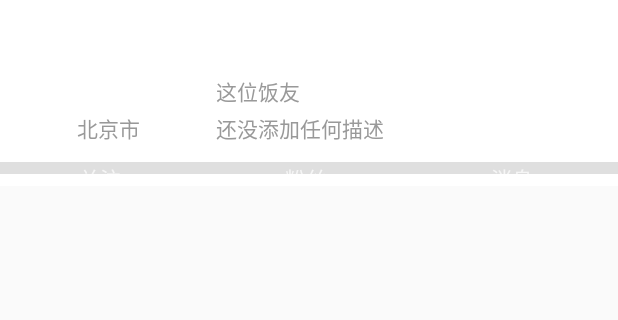
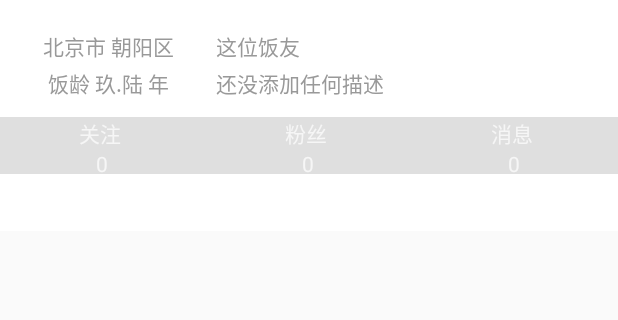
Before and after one commit to kelefun/keleFanfou, an Android app: the layout activity_user_home.xml on its own in the app's theme, with its tools: preview values and no code run, on a phone screen of 412 x 824 dp, the part 318-638 px from its top. Run offline under Robolectric (Android 15) with nearby library versions, the phone set to English and light mode, and no system bars; plain views replace NotScrollViewPager; network calls fail.

Commit message:
update ui

```diff
--- a/app/src/main/java/com/funstill/kelefun/ui/home/HomeLineFragmentChild.java
+++ b/app/src/main/java/com/funstill/kelefun/ui/home/HomeLineFragmentChild.java
@@ -158,7 +158,6 @@ public class HomeLineFragmentChild extends SupportFragment implements SwipeRefre
                     List<Status> statusList = response.body();
                     if (statusList.size() > 0) {
                         data.addAll(statusList);
-                        ToastUtil.showToast(_mActivity, "Fun+ " + statusList.size());
                         mAdapter.notifyDataSetChanged();
                     } else {
                         ToastUtil.showToast(_mActivity, "没有更多了");
@@ -194,7 +193,6 @@ public class HomeLineFragmentChild extends SupportFragment implements SwipeRefre
                             data.clear();
                             data.addAll(statusList);
                             data.addAll(tempList);
-                            ToastUtil.showToast(_mActivity, "Fun+ " + statusList.size());
                         } else {
                             data.addAll(statusList);
                         }
--- a/app/src/main/java/com/funstill/kelefun/util/DateAgo.java
+++ b/app/src/main/java/com/funstill/kelefun/util/DateUtil.java
@@ -12,7 +12,7 @@ import java.util.TimeZone;
  * @since 2017/3/27 15:26
  */
 
-public class DateAgo {
+public class DateUtil {
     private static final long ONE_MINUTE = 60000L;
     private static final long ONE_HOUR = 3600000L;
     private static final long ONE_DAY = 86400000L;
--- a/app/src/main/res/layout/activity_user_home.xml
+++ b/app/src/main/res/layout/activity_user_home.xml
@@ -62,7 +62,7 @@
                             android:gravity="center"
                             android:layout_marginStart="@dimen/base_dimen_24dp"
                             android:layout_marginBottom="@dimen/base_dimen_12dp"
-                            android:orientation="horizontal">
+                            android:orientation="vertical">
                             <TextView
                                 android:id="@+id/user_location"
                                 android:layout_width="@dimen/userhome_avatar_length_large"
@@ -71,7 +71,18 @@
                                 android:ellipsize="end"
                                 android:gravity="center"
                                 android:lines="1"
-                                android:text="北京市"
+                                android:text="北京市 朝阳区"
+                                android:textColor="@color/grey" />
+                            <TextView
+                                android:id="@+id/user_reg_date"
+                                android:layout_width="@dimen/userhome_avatar_length_large"
+                                android:layout_height="wrap_content"
+                                android:layout_gravity="bottom"
+                                android:ellipsize="end"
+                                android:gravity="center"
+                                android:lines="1"
+                                android:layout_marginTop="3dp"
+                                android:text="饭龄 玖.陆 年"
                                 android:textColor="@color/grey" />
                         </LinearLayout>
 
@@ -118,7 +129,8 @@
 
                             <TextView
                                 android:id="@+id/friends_count"
-                                android:layout_width="wrap_content"
+                                android:gravity="center"
+                                android:layout_width="@dimen/userhome_count_width"
                                 android:layout_height="wrap_content"
                                 android:text="0" />
                         </LinearLayout>
@@ -137,7 +149,8 @@
 
                             <TextView
                                 android:id="@+id/followers_count"
-                                android:layout_width="wrap_content"
+                                android:gravity="center"
+                                android:layout_width="@dimen/userhome_count_width"
                                 android:layout_height="wrap_content"
                                 android:text="0" />
                         </LinearLayout>
@@ -156,7 +169,8 @@
 
                             <TextView
                                 android:id="@+id/statuses_count"
-                                android:layout_width="wrap_content"
+                                android:gravity="center"
+                                android:layout_width="@dimen/userhome_count_width"
                                 android:layout_height="wrap_content"
                                 android:text="0" />
                         </LinearLayout>
--- a/app/src/main/res/values/dimens.xml
+++ b/app/src/main/res/values/dimens.xml
@@ -15,7 +15,7 @@
     <dimen name="avatar_length">36dp</dimen>
     <dimen name="bottombar_height">48dp</dimen>
 
-    <dimen name="userhome_count_width">54dp</dimen>
+    <dimen name="userhome_bar_height">38dp</dimen>
     <dimen name="userhome_avatar_length_large">96dp</dimen>
-    <dimen name="userhome_count_margin_top">70dp</dimen>
+    <dimen name="userhome_count_width">70dp</dimen>
 </resources>
```
Also changed, not shown: app/src/main/java/com/funstill/kelefun/adapter/StatusAdapter.java (+11 -8 lines), app/src/main/java/com/funstill/kelefun/adapter/UserHomeFragmentAdapter.java (added, +35 -0 lines), app/src/main/java/com/funstill/kelefun/ui/widget/NotScrollViewPager.java (added, +31 -0 lines).
